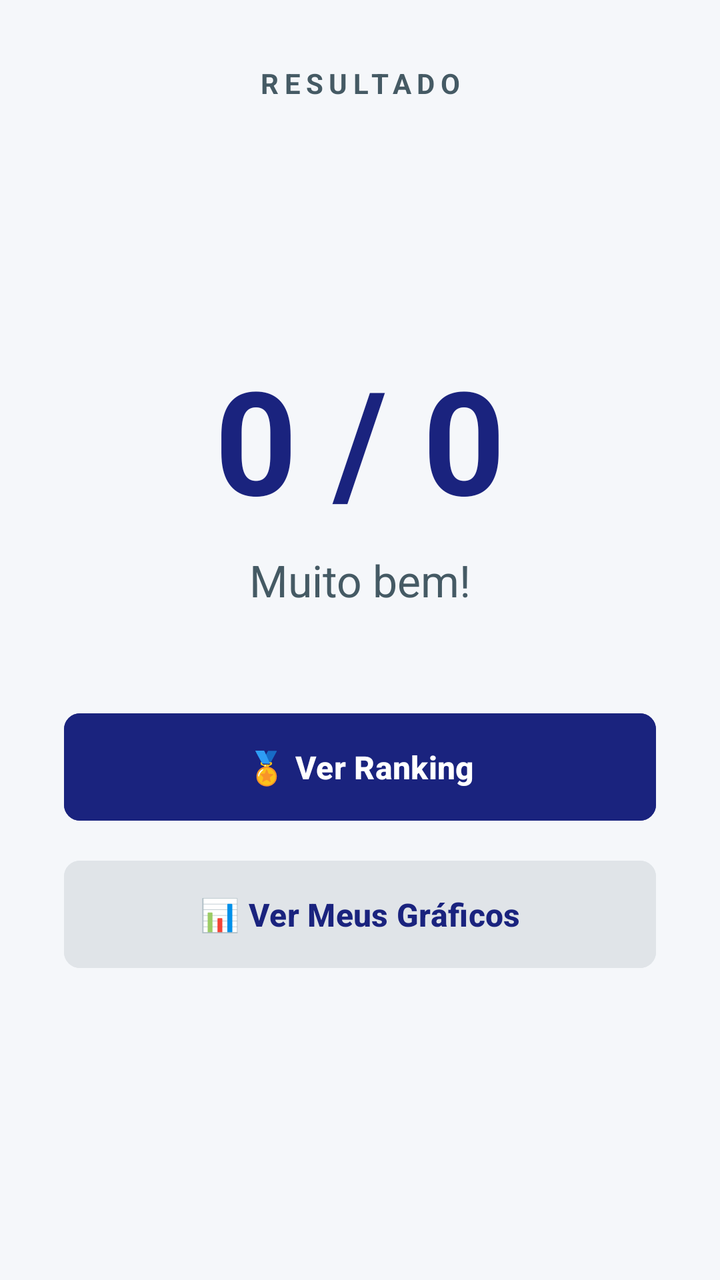
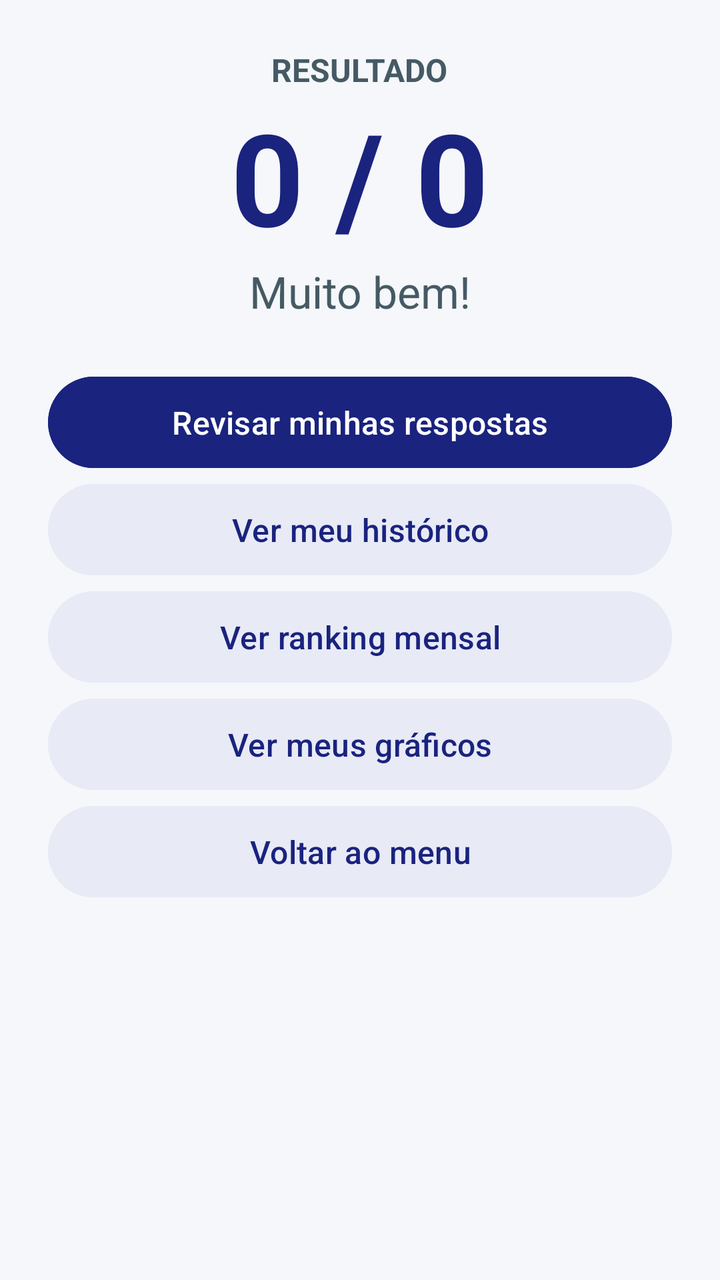

The first picture is an Android layout as it rendered before a commit; the second is the same layout after the commit. The layout source and the unified diff follow.
<!-- AndroidManifest.xml: application theme Theme.Tcc -->
<!-- res/layout/activity_resultado.xml -->
<?xml version="1.0" encoding="utf-8"?>
<androidx.constraintlayout.widget.ConstraintLayout
    xmlns:android="http://schemas.android.com/apk/res/android"
    xmlns:app="http://schemas.android.com/apk/res-auto"
    android:layout_width="match_parent"
    android:layout_height="match_parent"
    android:padding="32dp"
    android:background="@color/BackGround">

    <TextView
        android:id="@+id/txtTitulo"
        android:layout_width="wrap_content"
        android:layout_height="wrap_content"
        android:letterSpacing="0.2"
        android:text="RESULTADO"
        android:textColor="@color/BordaButton"
        android:textSize="14sp"
        android:textStyle="bold"
        app:layout_constraintEnd_toEndOf="parent"
        app:layout_constraintStart_toStartOf="parent"
        app:layout_constraintTop_toTopOf="parent" />

    <TextView
        android:id="@+id/txtPlacar"
        android:layout_width="wrap_content"
        android:layout_height="wrap_content"
        android:text="0 / 0"
        android:textSize="72sp"
        android:textStyle="bold"
        android:textColor="@color/btnSelecionado"
        app:layout_constraintTop_toBottomOf="@id/txtTitulo"
        app:layout_constraintStart_toStartOf="parent"
        app:layout_constraintEnd_toEndOf="parent"
        app:layout_constraintBottom_toTopOf="@id/txtMensagem"
        app:layout_constraintVertical_chainStyle="packed"
        android:layout_marginTop="0dp" />

    <TextView
        android:id="@+id/txtMensagem"
        android:layout_width="wrap_content"
        android:layout_height="wrap_content"
        android:text="Muito bem!"
        android:textSize="22sp"
        android:textColor="@color/BordaButton"
        android:layout_marginTop="8dp"
        app:layout_constraintTop_toBottomOf="@id/txtPlacar"
        app:layout_constraintStart_toStartOf="parent"
        app:layout_constraintEnd_toEndOf="parent"
        app:layout_constraintBottom_toTopOf="@id/btnRanking" />

    <Button
        android:id="@+id/btnRanking"
        android:layout_width="0dp"
        android:layout_height="wrap_content"
        android:layout_marginTop="48dp"
        android:paddingVertical="16dp"
        android:text="🏅 Ver Ranking"
        android:textAllCaps="false"
        android:textSize="16sp"
        android:textStyle="bold"
        android:textColor="@color/btnOpcoes"
        android:backgroundTint="@color/btnSelecionado"
        app:cornerRadius="8dp"
        app:layout_constraintTop_toBottomOf="@id/txtMensagem"
        app:layout_constraintStart_toStartOf="parent"
        app:layout_constraintEnd_toEndOf="parent"
        app:layout_constraintBottom_toTopOf="@id/btnGraficos" />

    <Button
        android:id="@+id/btnGraficos"
        android:layout_width="0dp"
        android:layout_height="wrap_content"
        android:layout_marginTop="12dp"
        android:paddingVertical="16dp"
        android:text="📊 Ver Meus Gráficos"
        android:textAllCaps="false"
        android:textSize="16sp"
        android:textStyle="bold"
        android:textColor="@color/btnSelecionado"
        android:backgroundTint="@color/FundoBarra"
        app:cornerRadius="8dp"
        app:layout_constraintTop_toBottomOf="@id/btnRanking"
        app:layout_constraintStart_toStartOf="parent"
        app:layout_constraintEnd_toEndOf="parent"
        app:layout_constraintBottom_toBottomOf="parent" />

</androidx.constraintlayout.widget.ConstraintLayout>
<!-- resources referenced by this layout -->
<resources>
  <color name="BackGround">#F5F7FA</color>
  <color name="BordaButton">#455A64</color>
  <color name="FundoBarra">#E0E4E8</color>
  <color name="btnOpcoes">#FFFFFF</color>
  <color name="btnSelecionado">#1A237E</color>
  <style name="Theme.Tcc" parent="Base.Theme.Tcc" />
  <style name="Base.Theme.Tcc" parent="Theme.Material3.DayNight.NoActionBar">
          
          
      </style>
</resources>

<!-- the commit's change to res/layout/activity_resultado.xml (unified diff, before → after) -->
@@ -1,87 +1,30 @@
 <?xml version="1.0" encoding="utf-8"?>
-<androidx.constraintlayout.widget.ConstraintLayout
-    xmlns:android="http://schemas.android.com/apk/res/android"
-    xmlns:app="http://schemas.android.com/apk/res-auto"
-    android:layout_width="match_parent"
-    android:layout_height="match_parent"
-    android:padding="32dp"
-    android:background="@color/BackGround">
-
-    <TextView
-        android:id="@+id/txtTitulo"
-        android:layout_width="wrap_content"
-        android:layout_height="wrap_content"
-        android:letterSpacing="0.2"
-        android:text="RESULTADO"
-        android:textColor="@color/BordaButton"
-        android:textSize="14sp"
-        android:textStyle="bold"
-        app:layout_constraintEnd_toEndOf="parent"
-        app:layout_constraintStart_toStartOf="parent"
-        app:layout_constraintTop_toTopOf="parent" />
-
-    <TextView
-        android:id="@+id/txtPlacar"
-        android:layout_width="wrap_content"
-        android:layout_height="wrap_content"
-        android:text="0 / 0"
-        android:textSize="72sp"
-        android:textStyle="bold"
-        android:textColor="@color/btnSelecionado"
-        app:layout_constraintTop_toBottomOf="@id/txtTitulo"
-        app:layout_constraintStart_toStartOf="parent"
-        app:layout_constraintEnd_toEndOf="parent"
-        app:layout_constraintBottom_toTopOf="@id/txtMensagem"
-        app:layout_constraintVertical_chainStyle="packed"
-        android:layout_marginTop="0dp" />
-
-    <TextView
-        android:id="@+id/txtMensagem"
-        android:layout_width="wrap_content"
-        android:layout_height="wrap_content"
-        android:text="Muito bem!"
-        android:textSize="22sp"
-        android:textColor="@color/BordaButton"
-        android:layout_marginTop="8dp"
-        app:layout_constraintTop_toBottomOf="@id/txtPlacar"
-        app:layout_constraintStart_toStartOf="parent"
-        app:layout_constraintEnd_toEndOf="parent"
-        app:layout_constraintBottom_toTopOf="@id/btnRanking" />
-
-    <Button
-        android:id="@+id/btnRanking"
-        android:layout_width="0dp"
-        android:layout_height="wrap_content"
-        android:layout_marginTop="48dp"
-        android:paddingVertical="16dp"
-        android:text="🏅 Ver Ranking"
-        android:textAllCaps="false"
-        android:textSize="16sp"
-        android:textStyle="bold"
-        android:textColor="@color/btnOpcoes"
-        android:backgroundTint="@color/btnSelecionado"
-        app:cornerRadius="8dp"
-        app:layout_constraintTop_toBottomOf="@id/txtMensagem"
-        app:layout_constraintStart_toStartOf="parent"
-        app:layout_constraintEnd_toEndOf="parent"
-        app:layout_constraintBottom_toTopOf="@id/btnGraficos" />
-
-    <Button
-        android:id="@+id/btnGraficos"
-        android:layout_width="0dp"
-        android:layout_height="wrap_content"
-        android:layout_marginTop="12dp"
-        android:paddingVertical="16dp"
-        android:text="📊 Ver Meus Gráficos"
-        android:textAllCaps="false"
-        android:textSize="16sp"
-        android:textStyle="bold"
-        android:textColor="@color/btnSelecionado"
-        android:backgroundTint="@color/FundoBarra"
-        app:cornerRadius="8dp"
-        app:layout_constraintTop_toBottomOf="@id/btnRanking"
-        app:layout_constraintStart_toStartOf="parent"
-        app:layout_constraintEnd_toEndOf="parent"
-        app:layout_constraintBottom_toBottomOf="parent" />
-
-</androidx.constraintlayout.widget.ConstraintLayout>
+<ScrollView xmlns:android="http://schemas.android.com/apk/res/android"
+    android:id="@+id/resultadoScroll"
+    android:layout_width="match_parent" android:layout_height="match_parent"
+    android:fillViewport="true" android:background="@color/BackGround">
+    <LinearLayout android:layout_width="match_parent" android:layout_height="wrap_content"
+        android:orientation="vertical" android:padding="24dp" android:gravity="center_horizontal">
+        <TextView android:id="@+id/txtTitulo" android:layout_width="wrap_content" android:layout_height="wrap_content"
+            android:text="RESULTADO" android:textSize="16sp" android:textStyle="bold" android:textColor="@color/BordaButton"/>
+        <TextView android:id="@+id/txtPlacar" android:layout_width="wrap_content" android:layout_height="wrap_content"
+            android:text="0 / 0" android:textSize="64sp" android:textStyle="bold" android:textColor="@color/btnSelecionado"/>
+        <TextView android:id="@+id/txtMensagem" android:layout_width="match_parent" android:layout_height="wrap_content"
+            android:text="Muito bem!" android:textSize="22sp" android:gravity="center" android:textColor="@color/BordaButton" android:layout_marginBottom="24dp"/>
+        <Button android:id="@+id/btnRevisar" android:layout_width="match_parent" android:layout_height="wrap_content"
+            android:text="Revisar minhas respostas" android:textAllCaps="false" android:textSize="16sp" android:minHeight="48dp"
+            android:padding="12dp" android:backgroundTint="@color/btnSelecionado" android:textColor="#FFFFFF"/>
+        <Button android:id="@+id/btnHistorico" android:layout_width="match_parent" android:layout_height="wrap_content"
+            android:text="Ver meu histórico" android:textAllCaps="false" android:textSize="16sp" android:minHeight="48dp"
+            android:padding="12dp" android:backgroundTint="#E8EAF6" android:textColor="@color/btnSelecionado"/>
+        <Button android:id="@+id/btnRanking" android:layout_width="match_parent" android:layout_height="wrap_content"
+            android:text="Ver ranking mensal" android:textAllCaps="false" android:textSize="16sp" android:minHeight="48dp"
+            android:padding="12dp" android:backgroundTint="#E8EAF6" android:textColor="@color/btnSelecionado"/>
+        <Button android:id="@+id/btnGraficos" android:layout_width="match_parent" android:layout_height="wrap_content"
+            android:text="Ver meus gráficos" android:textAllCaps="false" android:textSize="16sp" android:minHeight="48dp"
+            android:padding="12dp" android:backgroundTint="#E8EAF6" android:textColor="@color/btnSelecionado"/>
+        <Button android:id="@+id/btnMenu" android:layout_width="match_parent" android:layout_height="wrap_content"
+            android:text="Voltar ao menu" android:textAllCaps="false" android:textSize="16sp" android:minHeight="48dp"
+            android:padding="12dp" android:backgroundTint="#E8EAF6" android:textColor="@color/btnSelecionado"/>
+    </LinearLayout>
+</ScrollView>
<!-- resource entries referenced after the edit -->
@@ -2,8 +2,6 @@
 <resources>
   <color name="BackGround">#F5F7FA</color>
   <color name="BordaButton">#455A64</color>
-  <color name="FundoBarra">#E0E4E8</color>
-  <color name="btnOpcoes">#FFFFFF</color>
   <color name="btnSelecionado">#1A237E</color>
   <style name="Theme.Tcc" parent="Base.Theme.Tcc" />
   <style name="Base.Theme.Tcc" parent="Theme.Material3.DayNight.NoActionBar">
